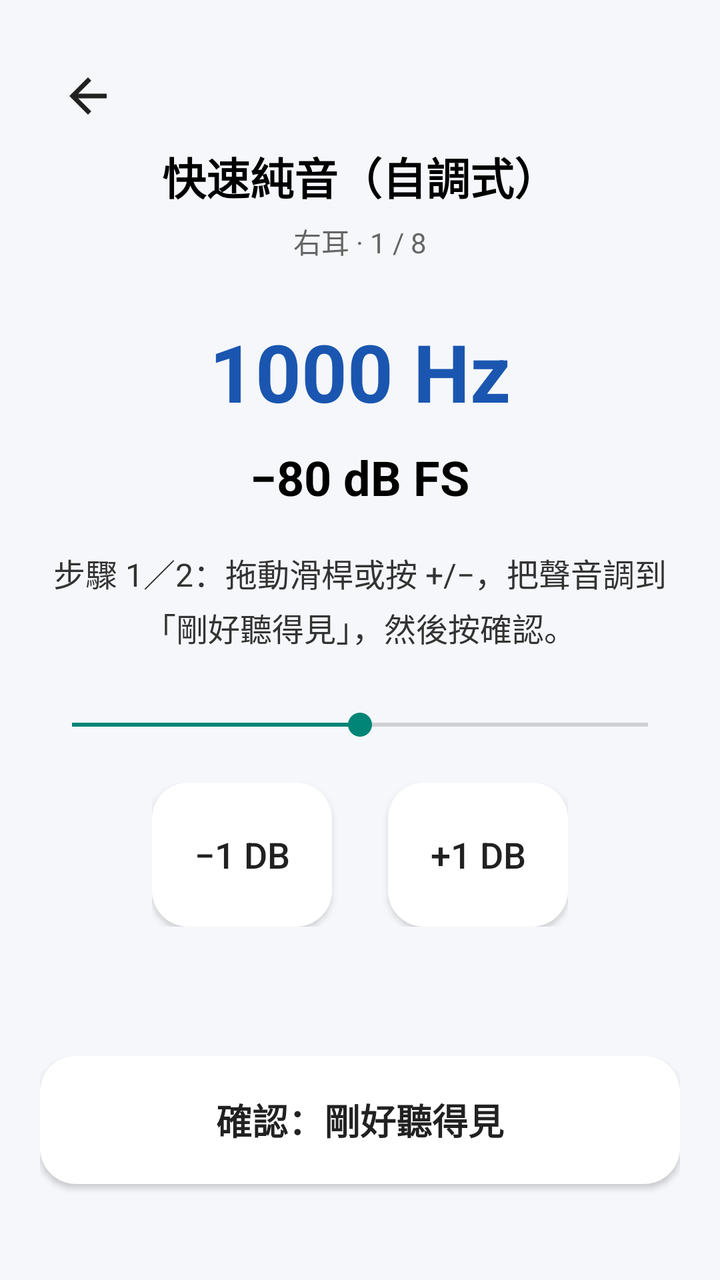
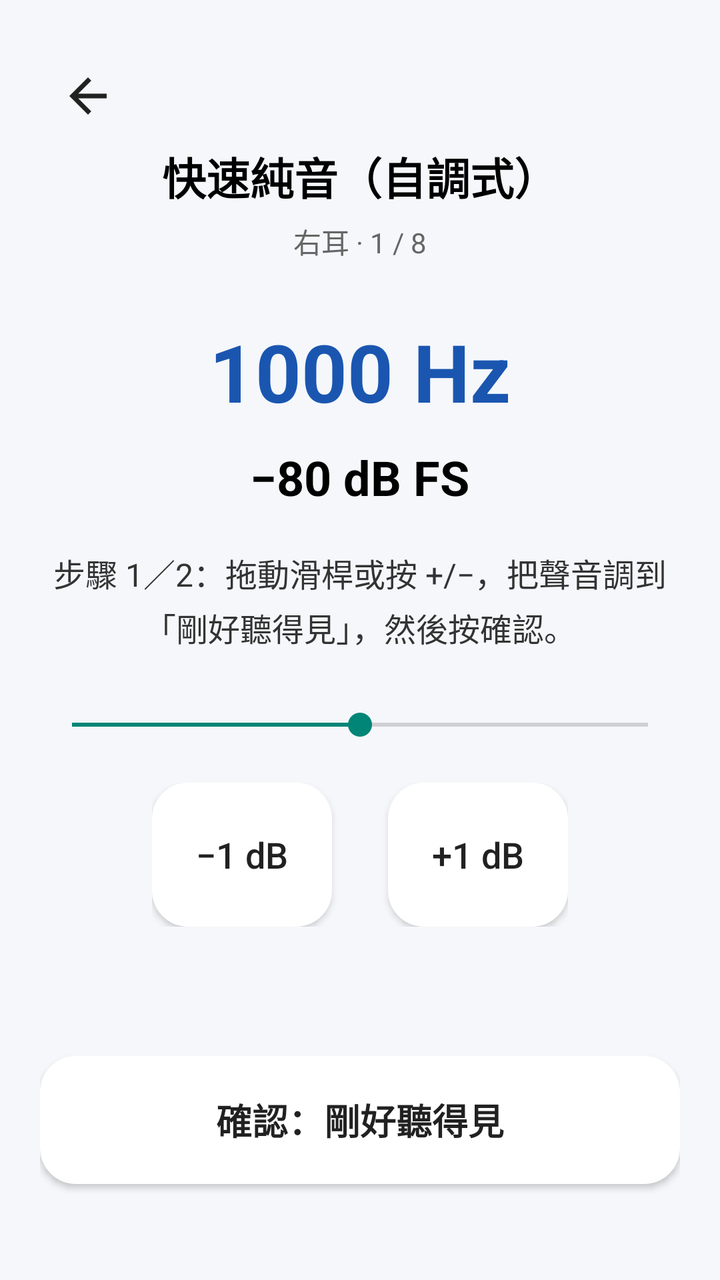

Compare the two renders of this Android layout. The source of the first and the diff that turns it into the second are given below.
<!-- AndroidManifest.xml: activity theme Theme.AppCompat.Light.NoActionBar -->
<!-- res/layout/activity_self_adjust_pta.xml -->
<?xml version="1.0" encoding="utf-8"?>
<LinearLayout xmlns:android="http://schemas.android.com/apk/res/android"
    android:layout_width="match_parent"
    android:layout_height="match_parent"
    android:orientation="vertical"
    android:gravity="center_horizontal"
    android:background="#F5F7FA"
    android:fitsSystemWindows="true"
    android:padding="20dp">

    <ImageButton
        android:id="@+id/buttonSaBack"
        android:layout_width="48dp"
        android:layout_height="48dp"
        android:layout_gravity="start"
        android:layout_marginTop="4dp"
        android:src="@drawable/ic_arrow_back"
        android:contentDescription="結束並返回"
        android:background="?android:attr/selectableItemBackgroundBorderless" />

    <TextView
        android:id="@+id/textSaTitle"
        android:layout_width="wrap_content"
        android:layout_height="wrap_content"
        android:layout_marginTop="0dp"
        android:text="快速純音（自調式）"
        android:textSize="22sp"
        android:textStyle="bold"
        android:textColor="@android:color/black" />

    <TextView
        android:id="@+id/textSaProgress"
        android:layout_width="wrap_content"
        android:layout_height="wrap_content"
        android:layout_marginTop="6dp"
        android:text="右耳 · 1 / 8"
        android:textSize="14sp"
        android:textColor="#666666" />

    <TextView
        android:id="@+id/textSaFreq"
        android:layout_width="wrap_content"
        android:layout_height="wrap_content"
        android:layout_marginTop="28dp"
        android:text="1000 Hz"
        android:textSize="40sp"
        android:textStyle="bold"
        android:textColor="#1a56b0" />

    <TextView
        android:id="@+id/textSaLevel"
        android:layout_width="wrap_content"
        android:layout_height="wrap_content"
        android:layout_marginTop="10dp"
        android:text="−80 dB FS"
        android:textSize="24sp"
        android:textStyle="bold"
        android:textColor="@android:color/black" />

    <TextView
        android:id="@+id/textSaInstruction"
        android:layout_width="match_parent"
        android:layout_height="wrap_content"
        android:layout_marginTop="20dp"
        android:gravity="center"
        android:text="步驟 1／2：拖動滑桿或按 +/−，把聲音調到「剛好聽得見」，然後按確認。"
        android:textSize="16sp"
        android:lineSpacingExtra="4dp"
        android:textColor="#333333" />

    <SeekBar
        android:id="@+id/seekSaLevel"
        android:layout_width="match_parent"
        android:layout_height="wrap_content"
        android:layout_marginTop="28dp"
        android:max="40"
        android:progress="20" />

    <LinearLayout
        android:layout_width="wrap_content"
        android:layout_height="wrap_content"
        android:orientation="horizontal"
        android:layout_marginTop="20dp"
        android:gravity="center">

        <Button
            android:id="@+id/buttonSaMinus"
            android:layout_width="90dp"
            android:layout_height="72dp"
            android:text="−1 dB"
            android:textSize="18sp"
            android:background="@drawable/rounded_button" />

        <Space
            android:layout_width="28dp"
            android:layout_height="1dp" />

        <Button
            android:id="@+id/buttonSaPlus"
            android:layout_width="90dp"
            android:layout_height="72dp"
            android:text="+1 dB"
            android:textSize="18sp"
            android:background="@drawable/rounded_button" />
    </LinearLayout>

    <Space
        android:layout_width="1dp"
        android:layout_height="0dp"
        android:layout_weight="1" />

    <Button
        android:id="@+id/buttonSaConfirm"
        android:layout_width="match_parent"
        android:layout_height="64dp"
        android:layout_marginBottom="28dp"
        android:text="確認：剛好聽得見"
        android:textSize="18sp"
        android:textStyle="bold"
        android:background="@drawable/rounded_button" />
</LinearLayout>
<!-- resources referenced by this layout -->
<resources>
  <!-- drawable ic_arrow_back (drawable) -->
  <?xml version="1.0" encoding="utf-8"?>
  <vector xmlns:android="http://schemas.android.com/apk/res/android"
      android:width="28dp"
      android:height="28dp"
      android:viewportWidth="24"
      android:viewportHeight="24"
      android:tint="#212121">
      <path
          android:fillColor="@android:color/white"
          android:pathData="M20,11H7.83l5.59,-5.59L12,4l-8,8 8,8 1.41,-1.41L7.83,13H20v-2z" />
  </vector>
  <!-- drawable rounded_button (drawable) -->
  <?xml version="1.0" encoding="utf-8"?>
  <shape xmlns:android="http://schemas.android.com/apk/res/android"
      android:shape="rectangle">
      <solid android:color="#FFFFFF" />
      <corners android:radius="18dp" />
  </shape>
</resources>

<!-- the commit's change to res/layout/activity_self_adjust_pta.xml (unified diff, before → after) -->
@@ -89,6 +89,7 @@
             android:layout_height="72dp"
             android:text="−1 dB"
             android:textSize="18sp"
+            android:textAllCaps="false"
             android:background="@drawable/rounded_button" />
 
         <Space
@@ -101,6 +102,7 @@
             android:layout_height="72dp"
             android:text="+1 dB"
             android:textSize="18sp"
+            android:textAllCaps="false"
             android:background="@drawable/rounded_button" />
     </LinearLayout>
 
